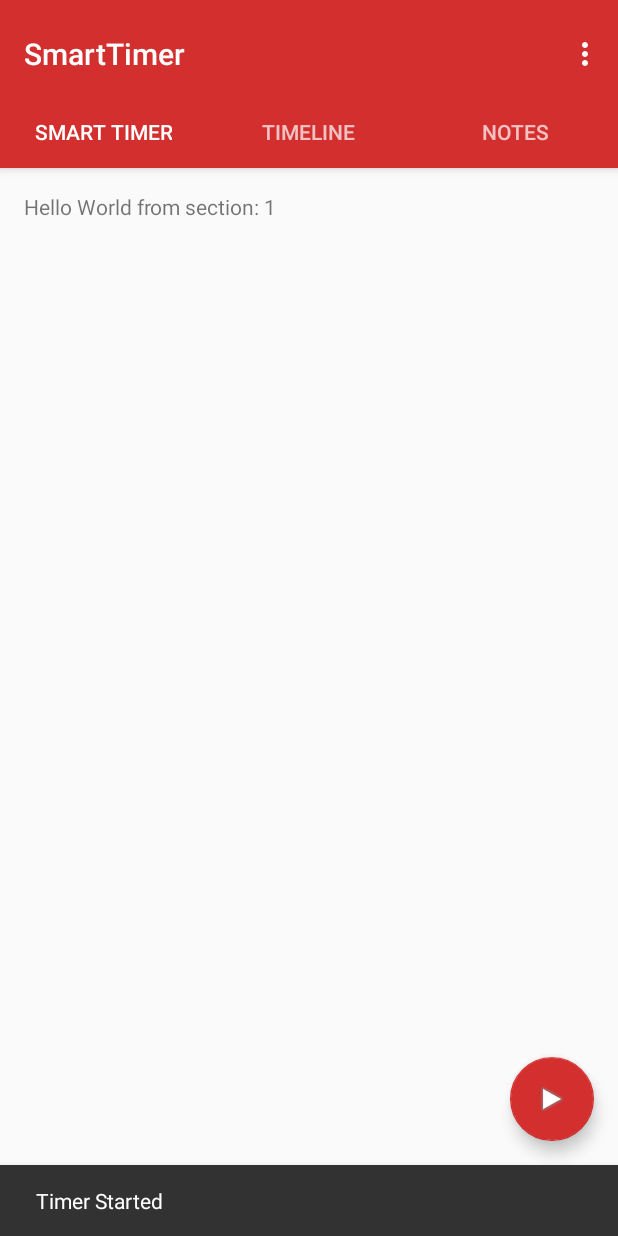
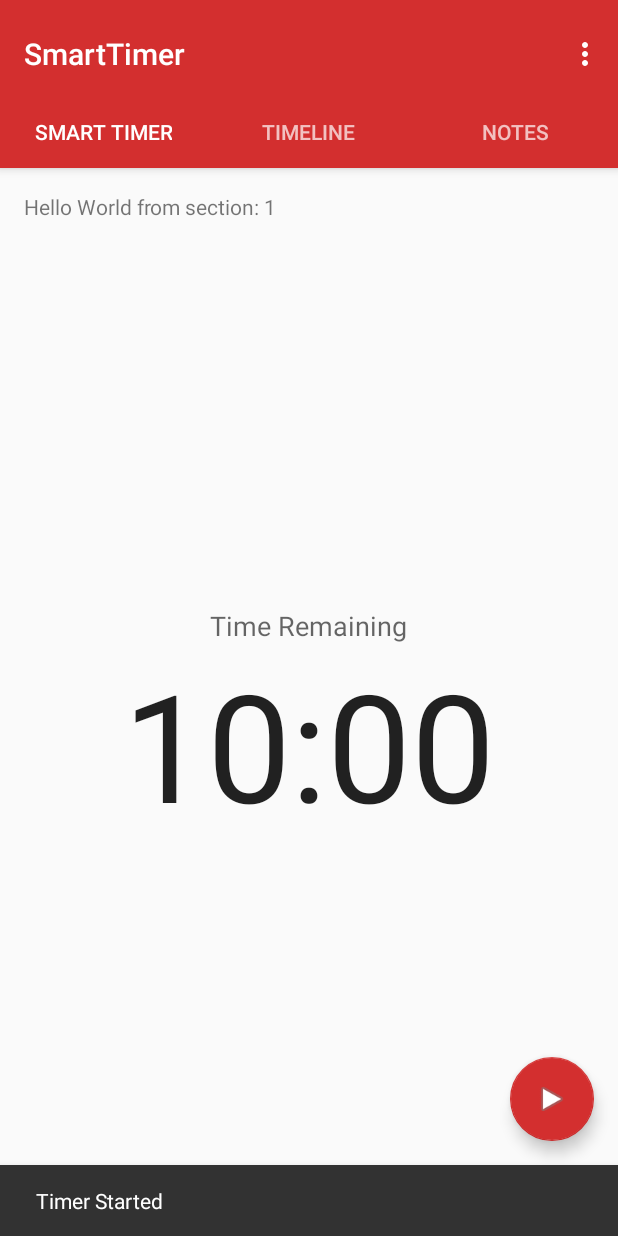
Before and after one commit to soulroyale/Bbq2016Ap, an Android app: the SmartTimer screen opened directly, with no data from a screen before it, after a tap on an icon or button, on a phone screen of 412 x 824 dp. Run offline under Robolectric (Android 15) with nearby library versions, the phone set to English and light mode, and no system bars; our stand-ins replace AdMob; 3 statements that could not run were skipped.

Commit message:
- Implement Basic timer to stat Smart Timer

```diff
--- a/mobile/src/main/java/com/jalee/bbqbuddy/MainActivity.java
+++ b/mobile/src/main/java/com/jalee/bbqbuddy/MainActivity.java
@@ -72,7 +72,9 @@ public class MainActivity extends AppCompatActivity
         if(Constants.type == Constants.Type.FREE) {
             Toast.makeText(getApplicationContext(),"Free App",Toast.LENGTH_SHORT).show();
             AdView adView = (AdView) findViewById(R.id.adView);
-            AdRequest adRequest = new AdRequest.Builder().build();
+            AdRequest adRequest = new AdRequest.Builder()
+                    .addTestDevice("2ED849A00EAE479CF470A821E825E638")
+                    .build();
             adView.loadAd(adRequest);
         } else {
             Toast.makeText(getApplicationContext(),"Paid App",Toast.LENGTH_SHORT).show();
--- a/mobile/src/main/java/com/jalee/bbqbuddy/Main_DashDetail.java
+++ b/mobile/src/main/java/com/jalee/bbqbuddy/Main_DashDetail.java
@@ -25,7 +25,9 @@ public class Main_DashDetail extends AppCompatActivity {
         image.setImageResource(MainActivity.cardUIList.get(CardAdapter.cardIndex).id);
         if(Constants.type == Constants.Type.FREE) {
             AdView adView = (AdView) findViewById(R.id.adView);
-            AdRequest adRequest = new AdRequest.Builder().build();
+            AdRequest adRequest = new AdRequest.Builder()
+                    .addTestDevice("2ED849A00EAE479CF470A821E825E638")
+                    .build();
             adView.loadAd(adRequest);
         } else {
 
--- a/mobile/src/main/java/com/jalee/bbqbuddy/SmartTimer.java
+++ b/mobile/src/main/java/com/jalee/bbqbuddy/SmartTimer.java
@@ -43,7 +43,7 @@ public class SmartTimer extends AppCompatActivity {
      */
 
 
-
+    public Integer smartTimerMax;
     private ViewPager mViewPager;
     private InterstitialAd mInterstitialAd;
 
@@ -57,10 +57,19 @@ public class SmartTimer extends AppCompatActivity {
            mInterstitialAd = new InterstitialAd(this);
            mInterstitialAd.setAdUnitId("ca-app-pub-6523970465102586/4340248157");
            AdRequest adRequest = new AdRequest.Builder()
-                   .addTestDevice("YOUR_DEVICE_HASH")
+                   .addTestDevice("2ED849A00EAE479CF470A821E825E638")
                    .build();
 
            mInterstitialAd.loadAd(adRequest);
+
+            /*
+           AdView bannerAdView = (AdView) findViewById(R.id.adViewSmartTimer);
+           AdRequest bannerAdRequest = new AdRequest.Builder()
+                    .addTestDevice("2ED849A00EAE479CF470A821E825E638")
+                    .build();
+           bannerAdView.loadAd(bannerAdRequest);
+           */
+
         }
 
         Toolbar toolbar = (Toolbar) findViewById(R.id.toolbar);
@@ -77,6 +86,9 @@ public class SmartTimer extends AppCompatActivity {
         TabLayout tabLayout = (TabLayout) findViewById(R.id.tabs);
         tabLayout.setupWithViewPager(mViewPager);
 
+        smartTimerMax = 120000;
+
+
         FloatingActionButton fab = (FloatingActionButton) findViewById(R.id.fab);
         fab.setOnClickListener(new View.OnClickListener() {
             @Override
@@ -84,21 +96,23 @@ public class SmartTimer extends AppCompatActivity {
                 Snackbar.make(view, "Timer Started", Snackbar.LENGTH_LONG)
                         .setAction("Action", null).show();
                 if(Constants.type == Constants.Type.FREE) {
-                if (mInterstitialAd.isLoaded()) {
-                    mInterstitialAd.show();
+                    if (mInterstitialAd.isLoaded()) {
+                        mInterstitialAd.show();
+                    }
                 }
-                }
+                final TextView txtSmartTimer = (TextView) findViewById(R.id.txtSmartTimer);
+                txtSmartTimer.setText(String.valueOf((smartTimerMax / 1000) / 60));
 
-                new CountDownTimer(10000,1000) {
+                new CountDownTimer(smartTimerMax,1000) {
                     public void onTick(long millisecondsUntilDone) {
                         //Countdown method, runs at specified interval
                         Log.i("Seconds Left: ", String.valueOf(millisecondsUntilDone / 1000));
-
+                        txtSmartTimer.setText(String.valueOf((int) ((millisecondsUntilDone / (1000*60)) % 60) + ":" + (int) (millisecondsUntilDone / 1000) % 60));
                     }
                     public void onFinish() {
                         //On Counter finished
                         Log.i("Done","Done");
-
+                        txtSmartTimer.setText((int) ((smartTimerMax / (1000*60)) % 60) + ":" + (int) (smartTimerMax / 1000) % 60);
                     }
 
                 }.start();
--- a/mobile/src/main/res/layout/fragment_smart_timer.xml
+++ b/mobile/src/main/res/layout/fragment_smart_timer.xml
@@ -24,5 +24,24 @@
         android:layout_centerHorizontal="true">
     </com.google.android.gms.ads.AdView>
 
+    <TextView
+        android:layout_width="wrap_content"
+        android:layout_height="wrap_content"
+        android:textAppearance="?android:attr/textAppearanceLarge"
+        android:text="10:00"
+        android:id="@+id/txtSmartTimer"
+        android:layout_centerVertical="true"
+        android:layout_centerHorizontal="true"
+        android:textSize="100sp" />
+
+    <TextView
+        android:layout_width="wrap_content"
+        android:layout_height="wrap_content"
+        android:textAppearance="?android:attr/textAppearanceMedium"
+        android:text="Time Remaining"
+        android:id="@+id/textView"
+        android:layout_above="@+id/txtSmartTimer"
+        android:layout_centerHorizontal="true" />
+
 
 </RelativeLayout>
```
